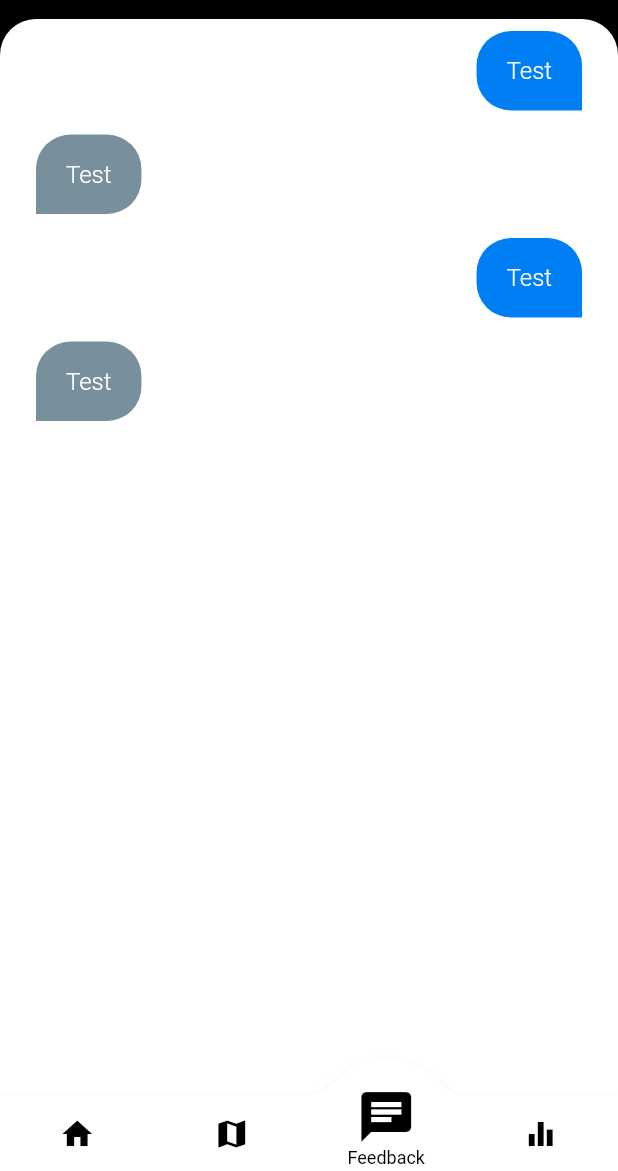
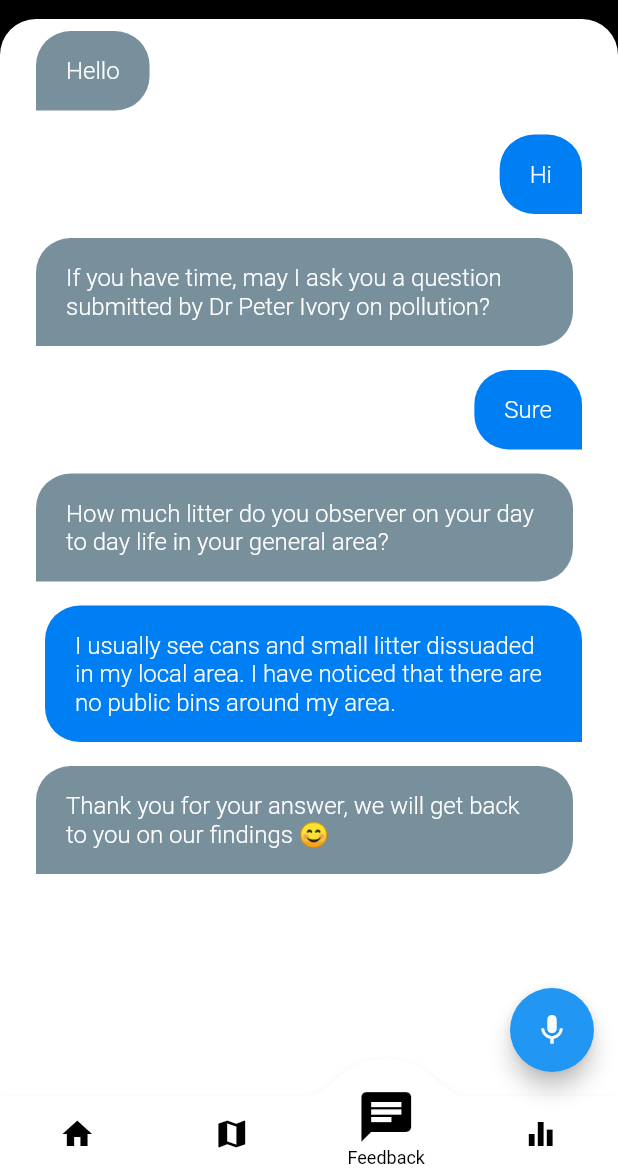
Before and after one commit to TeamIO-NZ/liv-city-flutter, a Flutter app: the ChatScreen screen opened by its route, on a phone screen of 412 x 824 dp, the part 65-1236 px from its top. Run offline on Flutter 3.47's test engine with Material 2 defaults, Android fonts, the phone set to English and light mode, and no system bars; drawn by our look-alikes of convex_bottom_bar; our stand-ins replace charts_flutter, flutter_rating_bar, flutter_signin_button; Roboto replaces fonts that are missing (OverpassRegular).

Commit message:
feat: finish chat screen

```diff
--- a/lib/screen/chat_screen.dart
+++ b/lib/screen/chat_screen.dart
@@ -53,12 +53,36 @@ class _ChatScreenState extends State<ChatScreen> {
           child: Stack(
             children: [
               ListView.builder(
-                  itemCount: 4,
+                  itemCount: 7,
                   itemBuilder: (context, index) {
                     switch (index) {
                       case 0:
                         return MessageTile(
-                            message: "Test", sendByMe: (index % 2 == 0));
+                            message: "Hello", sendByMe: false);
+                        break;
+                      case 1:
+                        return MessageTile(
+                            message: "Hi", sendByMe: true);
+                        break;
+                      case 2:
+                        return MessageTile(
+                            message: "If you have time, may I ask you a question submitted by Dr Peter Ivory on pollution?", sendByMe: false);
+                        break;
+                      case 3:
+                        return MessageTile(
+                            message: "Sure", sendByMe: true);
+                        break;
+                      case 4:
+                        return MessageTile(
+                            message: "How much litter do you observer on your day to day life in your general area?", sendByMe: false);
+                        break;
+                      case 5:
+                        return MessageTile(
+                            message: "I usually see cans and small litter dissuaded in my local area. I have noticed that there are no public bins around my area.", sendByMe: true);
+                        break;
+                      case 6:
+                        return MessageTile(
+                            message: "Thank you for your answer, we will get back to you on our findings 😊", sendByMe: false);
                         break;
                       default:
                         return MessageTile(
@@ -95,6 +119,10 @@ class _ChatScreenState extends State<ChatScreen> {
                         builder: (context) => PersonalScreen()));
               }
             }),
+        floatingActionButton: FloatingActionButton(
+          child: Icon(Icons.mic),
+          onPressed: () {},
+        ),
       ),
     );
   }
```
